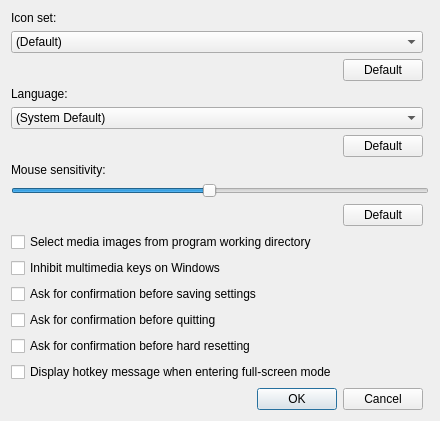
This is src/qt/qt_progsettings.ui in 86Box/86Box as Qt 5 draws it before an edit. The edited form follows.
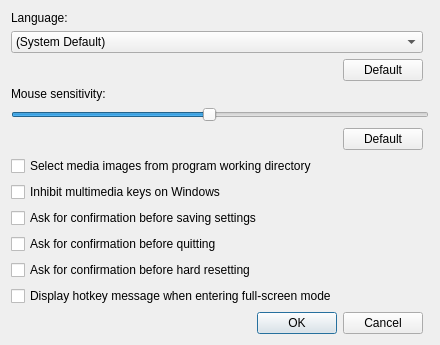
This is the edited form.

Commit message:
Remove icon set support
Indicators are no longer hard-baked into icons

The edit to the form file:
```diff
--- a/src/qt/qt_progsettings.ui
+++ b/src/qt/qt_progsettings.ui
@@ -7,7 +7,7 @@
     <x>0</x>
     <y>0</y>
     <width>458</width>
-    <height>391</height>
+    <height>365</height>
    </rect>
   </property>
   <property name="minimumSize">
@@ -29,21 +29,31 @@
    <property name="sizeConstraint">
     <enum>QLayout::SizeConstraint::SetFixedSize</enum>
    </property>
-   <item row="5" column="1">
+   <item row="13" column="0" colspan="2">
+    <widget class="QDialogButtonBox" name="buttonBox">
+     <property name="orientation">
+      <enum>Qt::Orientation::Horizontal</enum>
+     </property>
+     <property name="standardButtons">
+      <set>QDialogButtonBox::StandardButton::Cancel|QDialogButtonBox::StandardButton::Ok</set>
+     </property>
+    </widget>
+   </item>
+   <item row="2" column="1">
     <widget class="QPushButton" name="pushButtonLanguage">
      <property name="text">
       <string>Default</string>
      </property>
     </widget>
    </item>
-   <item row="0" column="0" colspan="2">
-    <widget class="QLabel" name="label">
+   <item row="7" column="0">
+    <widget class="QCheckBox" name="checkBoxMultimediaKeys">
      <property name="text">
-      <string>Icon set:</string>
+      <string>Inhibit multimedia keys on Windows</string>
      </property>
     </widget>
    </item>
-   <item row="8" column="0">
+   <item row="5" column="0">
     <spacer name="horizontalSpacer_3">
      <property name="orientation">
       <enum>Qt::Orientation::Horizontal</enum>
@@ -56,19 +66,21 @@
      </property>
     </spacer>
    </item>
-   <item row="4" column="0" colspan="2">
-    <widget class="QComboBox" name="comboBoxLanguage">
-     <property name="maxVisibleItems">
-      <number>30</number>
+   <item row="11" column="0">
+    <widget class="QCheckBox" name="checkBoxFullscreenFirst">
+     <property name="text">
+      <string>Display hotkey message when entering full-screen mode</string>
      </property>
-     <item>
-      <property name="text">
-       <string>(System Default)</string>
-      </property>
-     </item>
     </widget>
    </item>
-   <item row="9" column="0">
+   <item row="0" column="0" colspan="2">
+    <widget class="QLabel" name="label_2">
+     <property name="text">
+      <string>Language:</string>
+     </property>
+    </widget>
+   </item>
+   <item row="6" column="0">
     <widget class="QCheckBox" name="openDirUsrPath">
      <property name="toolTip">
       <string>&lt;html&gt;&lt;head/&gt;&lt;body&gt;&lt;p&gt;When selecting media images (CD-ROM, floppy, etc.) the open dialog will start in the same directory as the 86Box configuration file. This setting will likely only make a difference on macOS.&lt;/p&gt;&lt;/body&gt;&lt;/html&gt;</string>
@@ -78,14 +90,26 @@
      </property>
     </widget>
    </item>
-   <item row="2" column="1">
-    <widget class="QPushButton" name="pushButton">
+   <item row="1" column="0" colspan="2">
+    <widget class="QComboBox" name="comboBoxLanguage">
+     <property name="maxVisibleItems">
+      <number>30</number>
+     </property>
+     <item>
+      <property name="text">
+       <string>(System Default)</string>
+      </property>
+     </item>
+    </widget>
+   </item>
+   <item row="10" column="0">
+    <widget class="QCheckBox" name="checkBoxConfirmHardReset">
      <property name="text">
-      <string>Default</string>
+      <string>Ask for confirmation before hard resetting</string>
      </property>
     </widget>
    </item>
-   <item row="5" column="0">
+   <item row="2" column="0">
     <spacer name="horizontalSpacer_2">
      <property name="orientation">
       <enum>Qt::Orientation::Horizontal</enum>
@@ -98,14 +122,35 @@
      </property>
     </spacer>
    </item>
-   <item row="8" column="1">
+   <item row="9" column="0">
+    <widget class="QCheckBox" name="checkBoxConfirmExit">
+     <property name="text">
+      <string>Ask for confirmation before quitting</string>
+     </property>
+    </widget>
+   </item>
+   <item row="5" column="1">
     <widget class="QPushButton" name="pushButton_2">
      <property name="text">
       <string>Default</string>
      </property>
     </widget>
    </item>
-   <item row="7" column="0" colspan="3">
+   <item row="8" column="0">
+    <widget class="QCheckBox" name="checkBoxConfirmSave">
+     <property name="text">
+      <string>Ask for confirmation before saving settings</string>
+     </property>
+    </widget>
+   </item>
+   <item row="3" column="0">
+    <widget class="QLabel" name="label_3">
+     <property name="text">
+      <string>Mouse sensitivity:</string>
+     </property>
+    </widget>
+   </item>
+   <item row="4" column="0" colspan="3">
     <widget class="QSlider" name="horizontalSlider">
      <property name="minimum">
       <number>10</number>
@@ -127,93 +172,6 @@
      </property>
     </widget>
    </item>
-   <item row="3" column="0" colspan="2">
-    <widget class="QLabel" name="label_2">
-     <property name="text">
-      <string>Language:</string>
-     </property>
-    </widget>
-   </item>
-   <item row="11" column="0">
-    <widget class="QCheckBox" name="checkBoxConfirmSave">
-     <property name="text">
-      <string>Ask for confirmation before saving settings</string>
-     </property>
-    </widget>
-   </item>
-   <item row="16" column="0" colspan="2">
-    <widget class="QDialogButtonBox" name="buttonBox">
-     <property name="orientation">
-      <enum>Qt::Orientation::Horizontal</enum>
-     </property>
-     <property name="standardButtons">
-      <set>QDialogButtonBox::StandardButton::Cancel|QDialogButtonBox::StandardButton::Ok</set>
-     </property>
-    </widget>
-   </item>
-   <item row="10" column="0">
-    <widget class="QCheckBox" name="checkBoxMultimediaKeys">
-     <property name="text">
-      <string>Inhibit multimedia keys on Windows</string>
-     </property>
-    </widget>
-   </item>
-   <item row="1" column="0" colspan="2">
-    <widget class="QComboBox" name="comboBox">
-     <property name="editable">
-      <bool>false</bool>
-     </property>
-     <property name="maxVisibleItems">
-      <number>30</number>
-     </property>
-     <item>
-      <property name="text">
-       <string>(Default)</string>
-      </property>
-     </item>
-    </widget>
-   </item>
-   <item row="2" column="0">
-    <spacer name="horizontalSpacer">
-     <property name="orientation">
-      <enum>Qt::Orientation::Horizontal</enum>
-     </property>
-     <property name="sizeHint" stdset="0">
-      <size>
-       <width>40</width>
-       <height>20</height>
-      </size>
-     </property>
-    </spacer>
-   </item>
-   <item row="6" column="0">
-    <widget class="QLabel" name="label_3">
-     <property name="text">
-      <string>Mouse sensitivity:</string>
-     </property>
-    </widget>
-   </item>
-   <item row="13" column="0">
-    <widget class="QCheckBox" name="checkBoxConfirmHardReset">
-     <property name="text">
-      <string>Ask for confirmation before hard resetting</string>
-     </property>
-    </widget>
-   </item>
-   <item row="12" column="0">
-    <widget class="QCheckBox" name="checkBoxConfirmExit">
-     <property name="text">
-      <string>Ask for confirmation before quitting</string>
-     </property>
-    </widget>
-   </item>
-   <item row="14" column="0">
-    <widget class="QCheckBox" name="checkBoxFullscreenFirst">
-     <property name="text">
-      <string>Display hotkey message when entering full-screen mode</string>
-     </property>
-    </widget>
-   </item>
   </layout>
  </widget>
  <resources/>
```
The commit also changes 23 other files.
